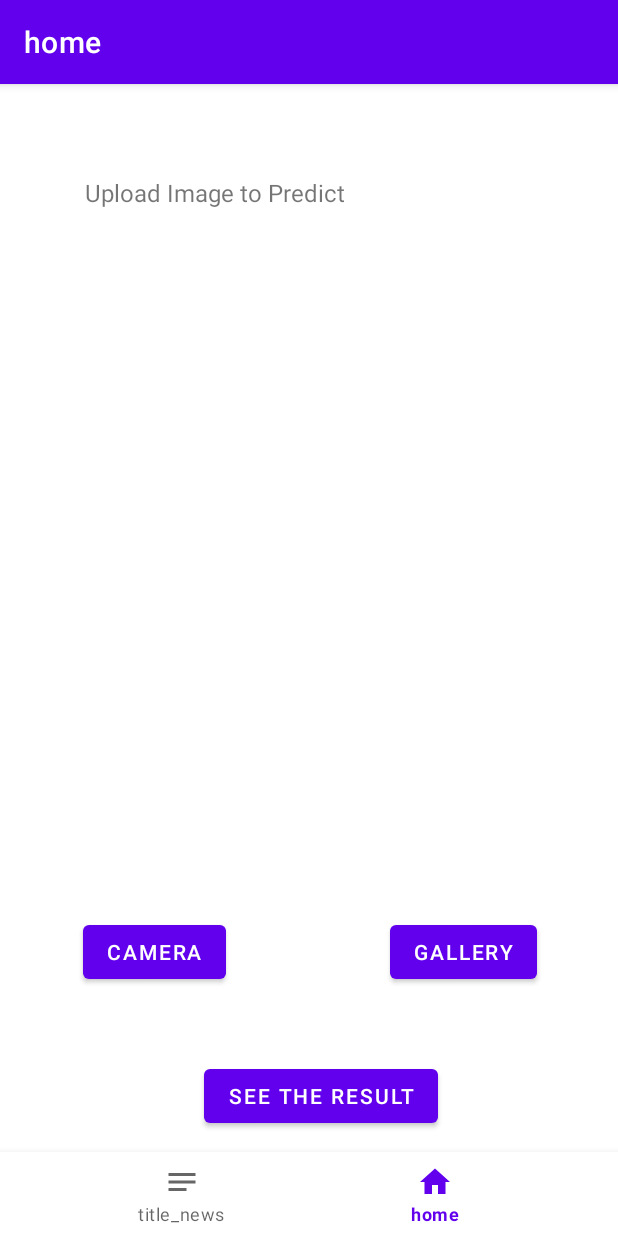
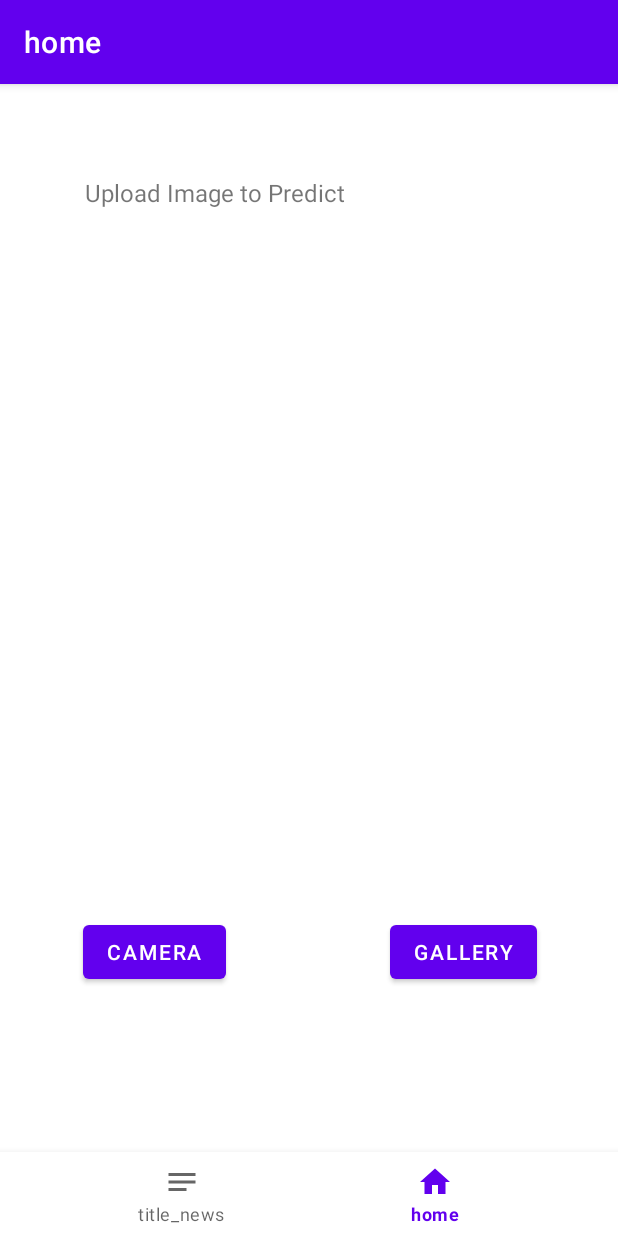
Before and after one commit to ariefdarmawant/MeSkin-B21-CAP0205, an Android app: the screen it shows after launch (MainActivity), on a phone screen of 412 x 824 dp. Run offline under Robolectric (Android 15) with nearby library versions, the light colour scheme and no system bars; our stand-ins replace Firebase (no records; nobody signed in at launch, a user with empty details on screens opened directly), navigation-ui; pictures from the network do not load.

Commit message:
benerin UI

```diff
--- a/AndroidCapstoneProject/app/src/main/res/layout/fragment_home.xml
+++ b/AndroidCapstoneProject/app/src/main/res/layout/fragment_home.xml
@@ -48,16 +48,16 @@
         app:layout_constraintStart_toStartOf="@+id/guideline3"
         app:layout_constraintTop_toTopOf="@+id/guideline2" />
 
-    <Button
-        android:id="@+id/btnUpload"
-        android:layout_width="wrap_content"
-        android:layout_height="wrap_content"
-        android:layout_marginStart="136dp"
-        android:layout_marginTop="96dp"
-        android:text="see the result"
-        app:layout_constraintStart_toStartOf="parent"
-        app:layout_constraintTop_toBottomOf="@+id/imageView"
-        app:layout_constraintTop_toTopOf="@+id/guideline2" />
+<!--    <Button-->
+<!--        android:id="@+id/btnUpload"-->
+<!--        android:layout_width="wrap_content"-->
+<!--        android:layout_height="wrap_content"-->
+<!--        android:layout_marginStart="136dp"-->
+<!--        android:layout_marginTop="96dp"-->
+<!--        android:text="see the result"-->
+<!--        app:layout_constraintStart_toStartOf="parent"-->
+<!--        app:layout_constraintTop_toBottomOf="@+id/imageView"-->
+<!--        app:layout_constraintTop_toTopOf="@+id/guideline2" />-->
 
     <TextView
         android:id="@+id/resultField"
```
